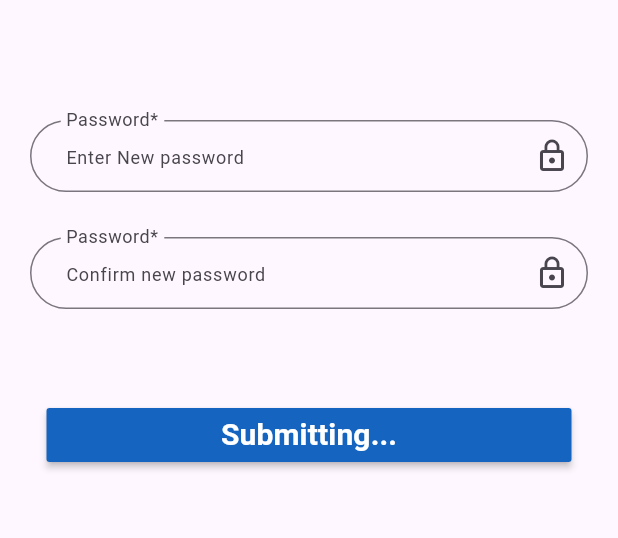
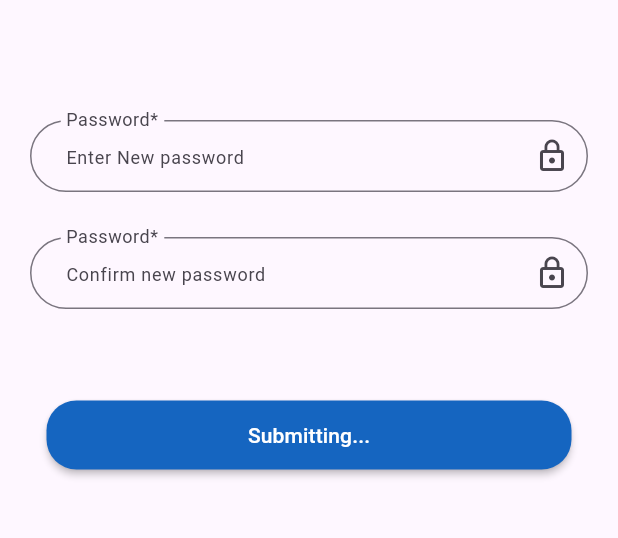
Before and after one commit to Omar-Qaneer/LetsGraduate_Mobile, a Flutter app: the ResetPassword screen opened by its route, on a phone screen of 412 x 824 dp, the part 294-832 px from its top. Run offline on Flutter 3.47's test engine with Material 3 defaults, Android fonts, the phone set to English and light mode, and no system bars; our stand-ins replace flutter_otp_text_field, get, shared_preferences; accounts and stored records are empty.

Commit message:
Edit MaterialButton
Use Custom MaterialButton to minimize lines of code

```diff
--- a/lib/view/screen/auth/forgetpassword/resetpassword.dart
+++ b/lib/view/screen/auth/forgetpassword/resetpassword.dart
@@ -1,7 +1,7 @@
 import 'package:flutter/material.dart';
 import 'package:flutter_application_1/controller/auth/resetpassword_controller.dart';
-import 'package:flutter_application_1/core/constant/imageasset.dart';
 import 'package:flutter_application_1/view/widget/auth/customlogoauth.dart';
+import 'package:flutter_application_1/view/widget/auth/custommaterialbuttonauth.dart';
 import 'package:flutter_application_1/view/widget/auth/customtextformauth.dart';
 import 'package:get/get.dart';
 
@@ -59,18 +59,12 @@ class ResetPassword extends StatelessWidget {
               ),
 
               //submitting_button
-              MaterialButton(
-                minWidth: 350,
+              CustomMaterialButtonAuth(
+                text: "Submitting...",
                 onPressed: () {
                   controller.goToSuccessResetPassword();
                 },
-                color: Colors.blue[800],
-                textColor: Colors.white,
-                child: const Text(
-                  "Submitting...",
-                  style: TextStyle(fontSize: 20, fontWeight: FontWeight.bold),
-                ),
-              ),
+              )
             ],
           )),
         ],
```
